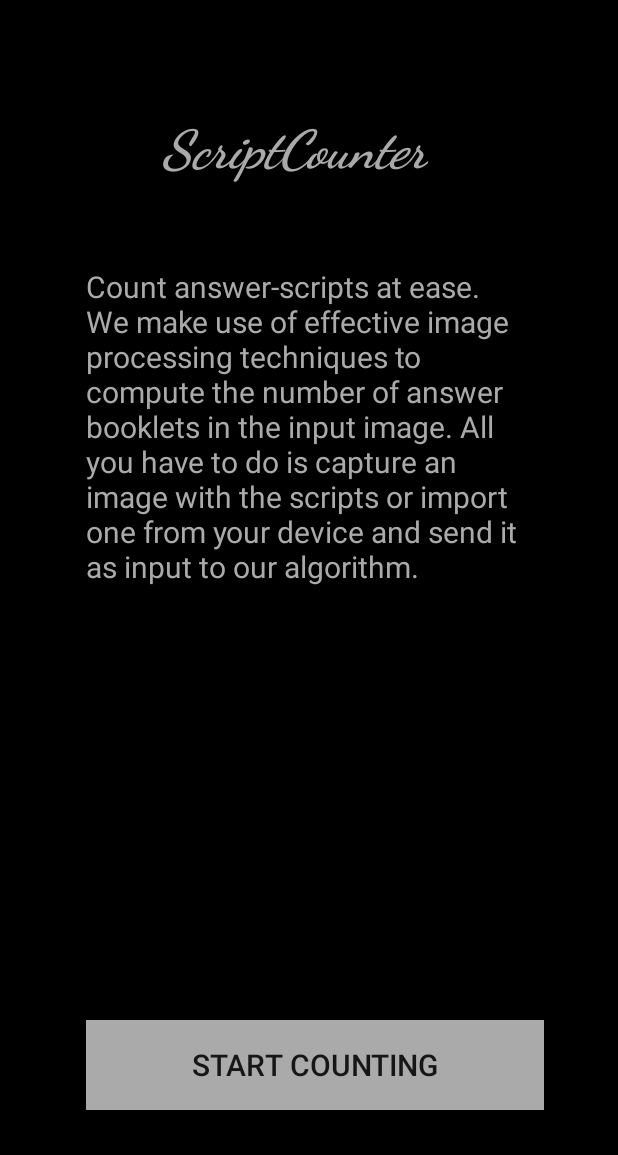
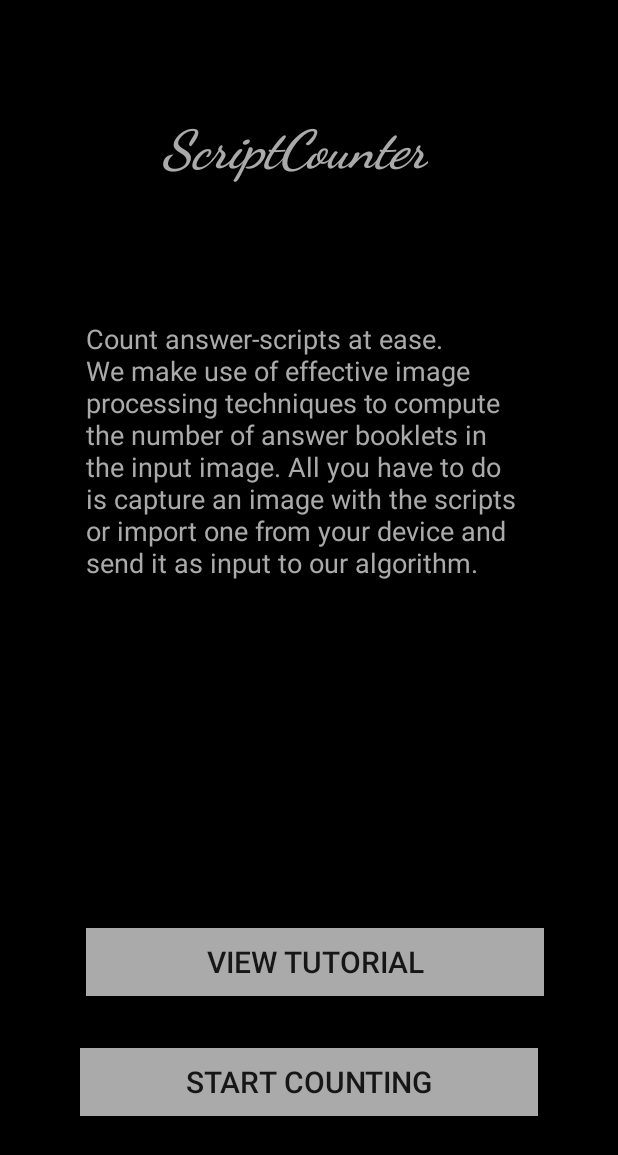
Before and after one commit to SnehaJain0531/ScriptCounting, an Android app: the layout activity_main.xml on its own in the app's theme, with its tools: preview values and no code run, on a phone screen of 412 x 824 dp. Shown: the top 1155 px of the screen. Run offline under Robolectric (Android 15) with nearby library versions, the phone set to English and light mode, and no system bars.

Commit message:
Updating algo

```diff
--- a/COUNT-new/app/src/main/res/layout/activity_main.xml
+++ b/COUNT-new/app/src/main/res/layout/activity_main.xml
@@ -27,26 +27,38 @@
         android:id="@+id/appintro"
         android:layout_width="297dp"
         android:layout_height="wrap_content"
-        android:layout_marginTop="56dp"
+        android:layout_marginTop="92dp"
         android:background="@color/colorPrimaryDark"
         android:fontFamily="sans-serif"
         android:text="@string/appintro"
         android:textColor="@android:color/darker_gray"
-        android:textSize="20sp"
+        android:textSize="18sp"
         app:layout_constraintEnd_toEndOf="parent"
         app:layout_constraintStart_toStartOf="parent"
         app:layout_constraintTop_toBottomOf="@+id/Title" />
 
     <Button
+        android:id="@+id/demo"
+        android:layout_width="305dp"
+        android:layout_height="45dp"
+        android:layout_marginBottom="160dp"
+        android:background="@android:color/darker_gray"
+        android:text="View Tutorial"
+        android:textSize="20sp"
+        app:layout_constraintBottom_toBottomOf="parent"
+        app:layout_constraintEnd_toEndOf="parent"
+        app:layout_constraintHorizontal_bias="0.537"
+        app:layout_constraintStart_toStartOf="parent" />
+
+    <Button
         android:id="@+id/go_to_count"
         android:layout_width="305dp"
-        android:layout_height="60dp"
-        android:layout_marginBottom="84dp"
+        android:layout_height="45dp"
+        android:layout_marginBottom="80dp"
         android:background="@android:color/darker_gray"
         android:text="Start Counting"
         android:textSize="20sp"
         app:layout_constraintBottom_toBottomOf="parent"
         app:layout_constraintEnd_toEndOf="parent"
-        app:layout_constraintHorizontal_bias="0.537"
         app:layout_constraintStart_toStartOf="parent" />
 </androidx.constraintlayout.widget.ConstraintLayout>
```
Also changed, not shown: COUNT-new/app/src/main/AndroidManifest.xml (+5 -3 lines), COUNT-new/app/src/main/java/com/example/snehajain/count/Binarization.java (+58 -15 lines), COUNT-new/app/src/main/java/com/example/snehajain/count/Demo.java (added, +24 -0 lines), COUNT-new/app/src/main/java/com/example/snehajain/count/Home_Activity.java (+4 -4 lines), COUNT-new/app/src/main/java/com/example/snehajain/count/MainActivity.java (+7 -0 lines), COUNT-new/app/src/main/java/com/example/snehajain/count/Smoothening.java (+5 -4 lines), COUNT-new/app/src/main/res/layout/activity_demo.xml (added, +33 -0 lines), 9 other files.
